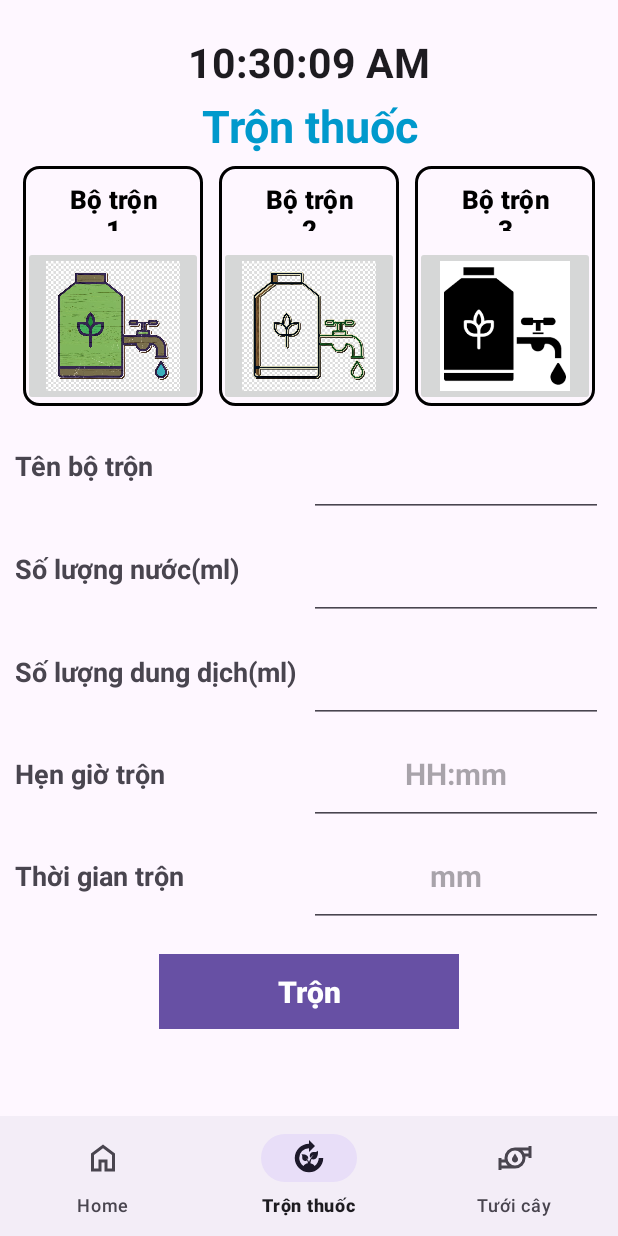
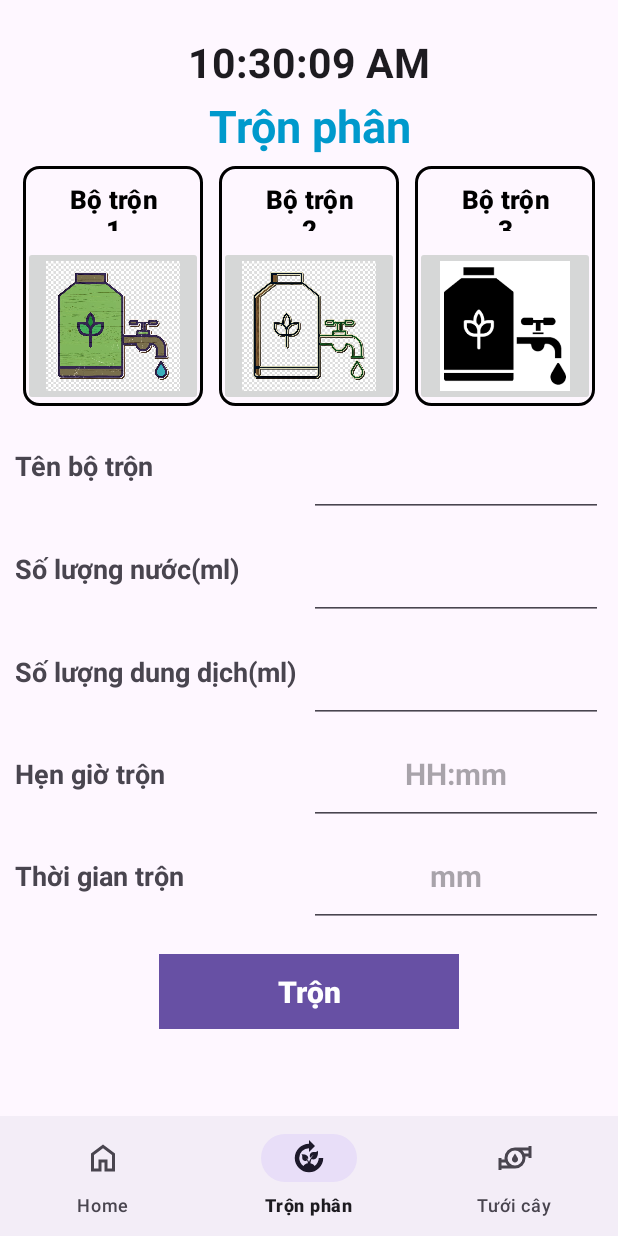
Before and after one commit to tuannguyen2208nat/IOT_Project, an Android app: the screen it shows after launch (MainActivity), item 2 of the bottom bar chosen, on a phone screen of 412 x 824 dp. Run offline under Robolectric (Android 15) with nearby library versions, the phone set to English and light mode, and no system bars; our stand-ins replace Picasso, Volley; network calls fail; pictures from the network do not load.

Commit message:
ninth commit

```diff
--- a/app/src/main/res/layout/fragment_mix.xml
+++ b/app/src/main/res/layout/fragment_mix.xml
@@ -38,7 +38,7 @@
             android:layout_width="match_parent"
             android:layout_height="match_parent"
             android:gravity="center"
-            android:text="Trộn thuốc"
+            android:text="Trộn phân"
             android:textColor="@android:color/holo_blue_dark"
             android:textSize="30sp"
             android:textStyle="bold" />
--- a/app/src/main/res/menu/bottom_nav_menu.xml
+++ b/app/src/main/res/menu/bottom_nav_menu.xml
@@ -7,7 +7,7 @@
         android:title="@string/home" />
     <item
         android:id="@+id/nav_mixer"
-        android:title="Trộn thuốc"
+        android:title="Trộn phân"
         android:icon="@drawable/nav_mixer"
   />
     <item
```
